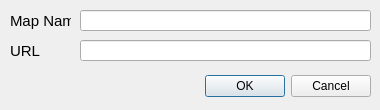
First picture: the form in edit_connection_dialog_base.ui, repository maptiler/qgis-maptiler-plugin, before the edit.
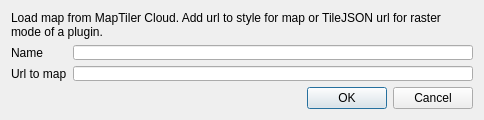
Second picture: the form after the edit.

Commit message: fix UI and accept longer URL string

```diff
--- a/edit_connection_dialog_base.ui
+++ b/edit_connection_dialog_base.ui
@@ -6,126 +6,119 @@
    <rect>
     <x>0</x>
     <y>0</y>
-    <width>380</width>
-    <height>110</height>
+    <width>479</width>
+    <height>114</height>
    </rect>
   </property>
   <property name="sizePolicy">
-   <sizepolicy hsizetype="Fixed" vsizetype="Fixed">
+   <sizepolicy hsizetype="Preferred" vsizetype="Preferred">
     <horstretch>0</horstretch>
     <verstretch>0</verstretch>
    </sizepolicy>
   </property>
   <property name="minimumSize">
    <size>
-    <width>380</width>
-    <height>110</height>
+    <width>0</width>
+    <height>0</height>
    </size>
   </property>
   <property name="maximumSize">
    <size>
-    <width>380</width>
-    <height>110</height>
+    <width>16777215</width>
+    <height>16777215</height>
    </size>
   </property>
   <property name="windowTitle">
    <string>Edit Connection</string>
   </property>
-  <widget class="QDialogButtonBox" name="button_box">
-   <property name="geometry">
-    <rect>
-     <x>190</x>
-     <y>70</y>
-     <width>181</width>
-     <height>32</height>
-    </rect>
-   </property>
-   <property name="orientation">
-    <enum>Qt::Horizontal</enum>
-   </property>
-   <property name="standardButtons">
-    <set>QDialogButtonBox::Cancel|QDialogButtonBox::Ok</set>
-   </property>
-  </widget>
-  <widget class="QLineEdit" name="url_txt">
-   <property name="enabled">
-    <bool>true</bool>
-   </property>
-   <property name="geometry">
-    <rect>
-     <x>80</x>
-     <y>40</y>
-     <width>291</width>
-     <height>21</height>
-    </rect>
-   </property>
-   <property name="text">
-    <string/>
-   </property>
-   <property name="maxLength">
-    <number>100</number>
-   </property>
-  </widget>
-  <widget class="QLabel" name="label_2">
-   <property name="enabled">
-    <bool>true</bool>
-   </property>
-   <property name="geometry">
-    <rect>
-     <x>10</x>
-     <y>40</y>
-     <width>61</width>
-     <height>21</height>
-    </rect>
-   </property>
-   <property name="font">
-    <font>
-     <pointsize>11</pointsize>
-    </font>
-   </property>
-   <property name="text">
-    <string>URL</string>
-   </property>
-  </widget>
-  <widget class="QLineEdit" name="name_txt">
-   <property name="enabled">
-    <bool>true</bool>
-   </property>
-   <property name="geometry">
-    <rect>
-     <x>80</x>
-     <y>10</y>
-     <width>291</width>
-     <height>21</height>
-    </rect>
-   </property>
-   <property name="maxLength">
-    <number>100</number>
-   </property>
-  </widget>
-  <widget class="QLabel" name="label">
-   <property name="geometry">
-    <rect>
-     <x>10</x>
-     <y>10</y>
-     <width>61</width>
-     <height>21</height>
-    </rect>
-   </property>
-   <property name="font">
-    <font>
-     <pointsize>11</pointsize>
-    </font>
-   </property>
-   <property name="text">
-    <string>Map Name</string>
-   </property>
-  </widget>
-  <zorder>label_2</zorder>
-  <zorder>label</zorder>
-  <zorder>button_box</zorder>
-  <zorder>url_txt</zorder>
-  <zorder>name_txt</zorder>
+  <layout class="QVBoxLayout" name="verticalLayout">
+   <item>
+    <widget class="QLabel" name="label_3">
+     <property name="text">
+      <string>Load map from MapTiler Cloud. Add url to style for map or TileJSON url for raster mode of a plugin.</string>
+     </property>
+     <property name="wordWrap">
+      <bool>true</bool>
+     </property>
+    </widget>
+   </item>
+   <item>
+    <layout class="QGridLayout" name="gridLayout">
+     <item row="0" column="0">
+      <widget class="QLabel" name="label">
+       <property name="font">
+        <font>
+         <pointsize>9</pointsize>
+        </font>
+       </property>
+       <property name="text">
+        <string>Name</string>
+       </property>
+      </widget>
+     </item>
+     <item row="0" column="1">
+      <widget class="QLineEdit" name="name_txt">
+       <property name="enabled">
+        <bool>true</bool>
+       </property>
+       <property name="minimumSize">
+        <size>
+         <width>400</width>
+         <height>0</height>
+        </size>
+       </property>
+       <property name="maxLength">
+        <number>100</number>
+       </property>
+      </widget>
+     </item>
+     <item row="1" column="0">
+      <widget class="QLabel" name="label_2">
+       <property name="enabled">
+        <bool>true</bool>
+       </property>
+       <property name="font">
+        <font>
+         <pointsize>9</pointsize>
+        </font>
+       </property>
+       <property name="text">
+        <string>Url to map</string>
+       </property>
+      </widget>
+     </item>
+     <item row="1" column="1">
+      <widget class="QLineEdit" name="url_txt">
+       <property name="enabled">
+        <bool>true</bool>
+       </property>
+       <property name="minimumSize">
+        <size>
+         <width>400</width>
+         <height>0</height>
+        </size>
+       </property>
+       <property name="text">
+        <string/>
+       </property>
+       <property name="maxLength">
+        <number>100</number>
+       </property>
+      </widget>
+     </item>
+    </layout>
+   </item>
+   <item>
+    <widget class="QDialogButtonBox" name="button_box">
+     <property name="orientation">
+      <enum>Qt::Horizontal</enum>
+     </property>
+     <property name="standardButtons">
+      <set>QDialogButtonBox::Cancel|QDialogButtonBox::Ok</set>
+     </property>
+    </widget>
+   </item>
+  </layout>
  </widget>
  <tabstops>
   <tabstop>name_txt</tabstop>
```
Left out of the diff: 4 changed lines with no effect on the pictures. The commit also changes 1 other file.
